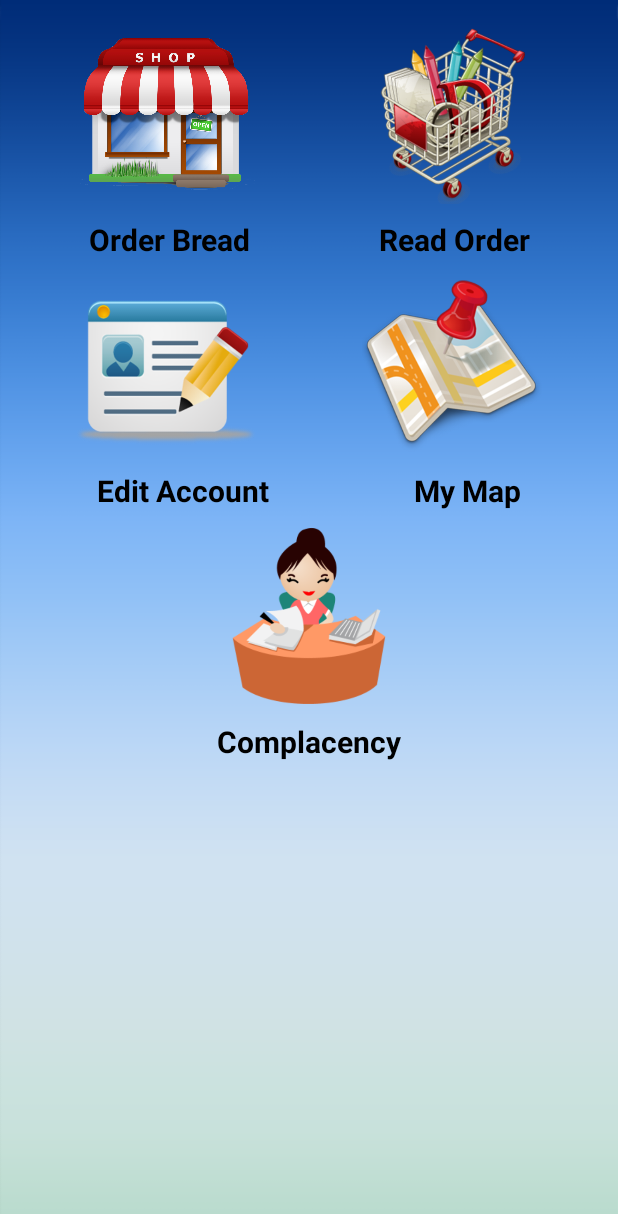
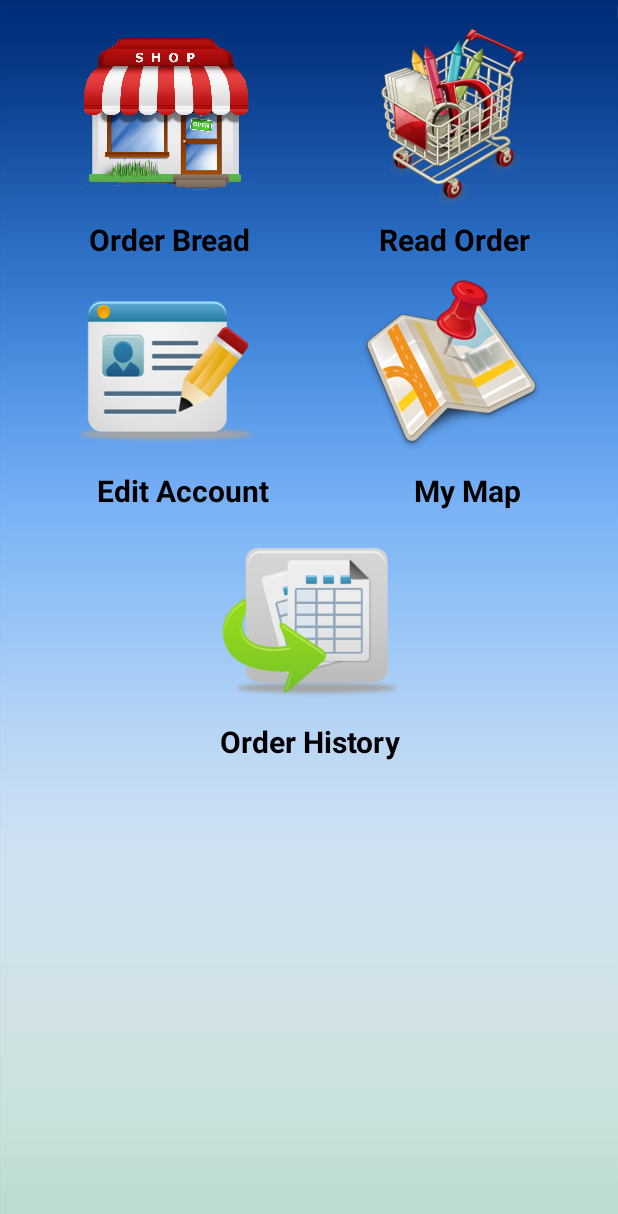
Before and after one commit to SittichokBenjanak/WeyHey2, an Android app: the HubActivity screen opened directly, with no data from a screen before it, on a phone screen of 412 x 824 dp. Shown: the top 1214 px of the screen. Run offline under Robolectric (Android 15) with nearby library versions, the phone set to English and light mode, and no system bars.

Commit message:
finish 19/2/59 23:19

```diff
--- a/app/src/main/res/layout/activity_hub.xml
+++ b/app/src/main/res/layout/activity_hub.xml
@@ -129,7 +129,7 @@
                 android:layout_width="@dimen/icon"
                 android:layout_height="@dimen/icon"
                 android:id="@+id/imageView6"
-                android:src="@drawable/pamung"
+                android:src="@drawable/generate"
                 android:layout_weight="1" />
 
         </LinearLayout>
@@ -142,7 +142,7 @@
             <TextView
                 android:layout_width="wrap_content"
                 android:layout_height="wrap_content"
-                android:text="Complacency"
+                android:text="Order History"
                 android:id="@+id/textView11"
                 android:textSize="@dimen/h2"
                 android:layout_weight="1"
```
Also changed, not shown: app/src/main/res/drawable/generate.png (added), app/src/main/res/drawable/pamung.png (deleted).
